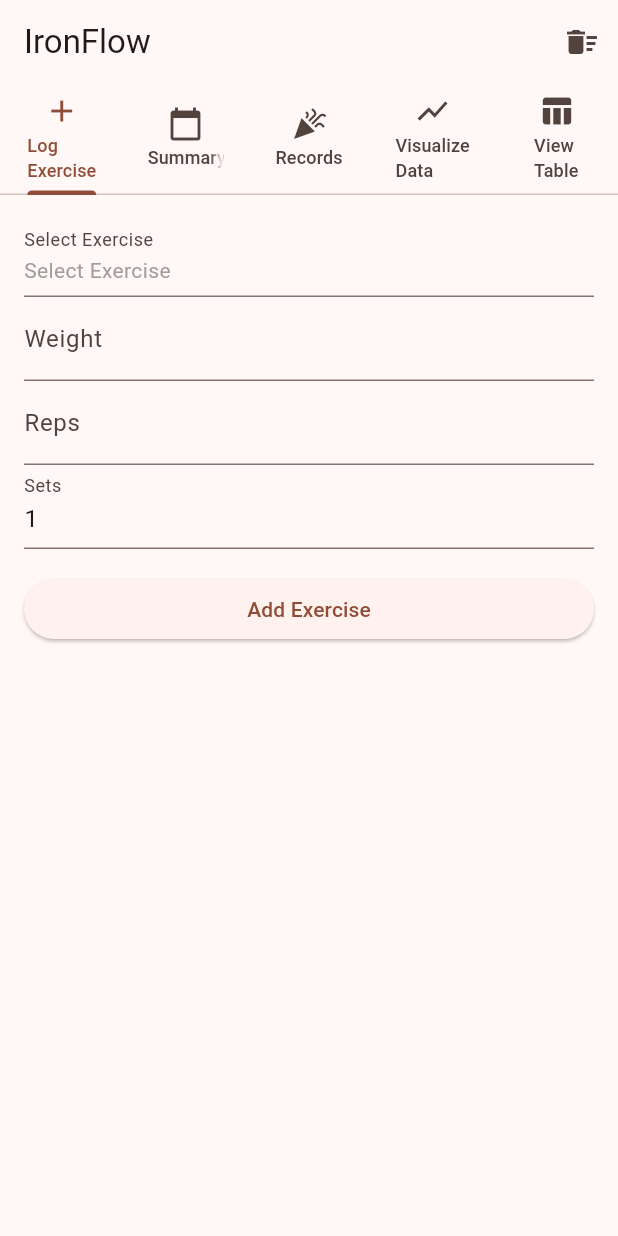
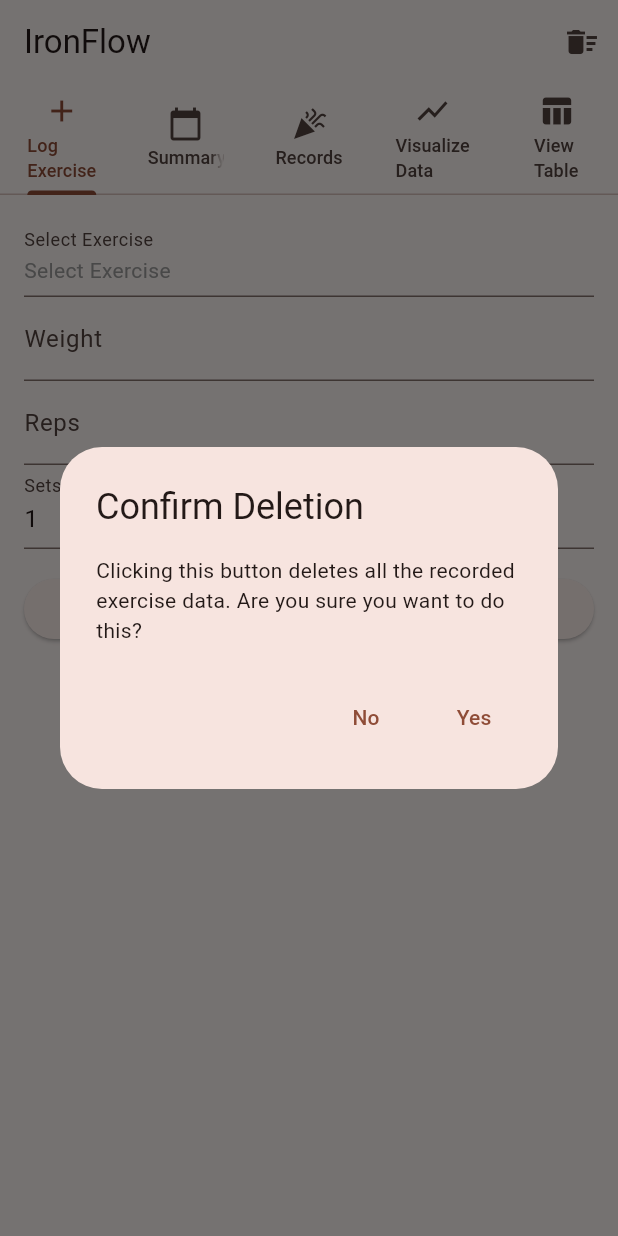
Before and after one commit to andreped/IronFlow, a Flutter app: the screen it shows after launch, after a tap on the "delete sweep" icon, on a phone screen of 412 x 824 dp. Run offline on Flutter 3.47's test engine with Material 3 defaults, Android fonts, the light colour scheme and no system bars; our stand-ins replace fl_chart, sqflite; accounts and stored records are empty.

Commit message:
Add two-step dialog when attempting to delete DB from button click event

```diff
--- a/lib/tabs/home.dart
+++ b/lib/tabs/home.dart
@@ -84,6 +84,54 @@ class _ExerciseStoreHomePageState extends State<ExerciseStoreHomePage> with Sing
     });
   }
 
+  Future<void> _showConfirmationDialogs() async {
+    final bool? firstDialogConfirmed = await showDialog<bool>(
+      context: context,
+      builder: (BuildContext context) {
+        return AlertDialog(
+          title: const Text('Confirm Deletion'),
+          content: const Text('Clicking this button deletes all the recorded exercise data. Are you sure you want to do this?'),
+          actions: <Widget>[
+            TextButton(
+              child: const Text('No'),
+              onPressed: () => Navigator.of(context).pop(false),
+            ),
+            TextButton(
+              child: const Text('Yes'),
+              onPressed: () => Navigator.of(context).pop(true),
+            ),
+          ],
+        );
+      },
+    );
+
+    if (firstDialogConfirmed == true) {
+      final bool? secondDialogConfirmed = await showDialog<bool>(
+        context: context,
+        builder: (BuildContext context) {
+          return AlertDialog(
+            title: const Text('Are you really sure?'),
+            content: const Text('Are you really sure you want to lose all your data? There is no going back!'),
+            actions: <Widget>[
+              TextButton(
+                child: const Text('No'),
+                onPressed: () => Navigator.of(context).pop(false),
+              ),
+              TextButton(
+                child: const Text('Yes'),
+                onPressed: () => Navigator.of(context).pop(true),
+              ),
+            ],
+          );
+        },
+      );
+
+      if (secondDialogConfirmed == true) {
+        await _clearDatabase();
+      }
+    }
+  }
+
   @override
   Widget build(BuildContext context) {
     return Scaffold(
@@ -93,7 +141,7 @@ class _ExerciseStoreHomePageState extends State<ExerciseStoreHomePage> with Sing
           IconButton(
             icon: const Icon(Icons.delete_sweep),
             onPressed: () async {
-              await _clearDatabase();
+              await _showConfirmationDialogs();
             },
           ),
         ],
```
